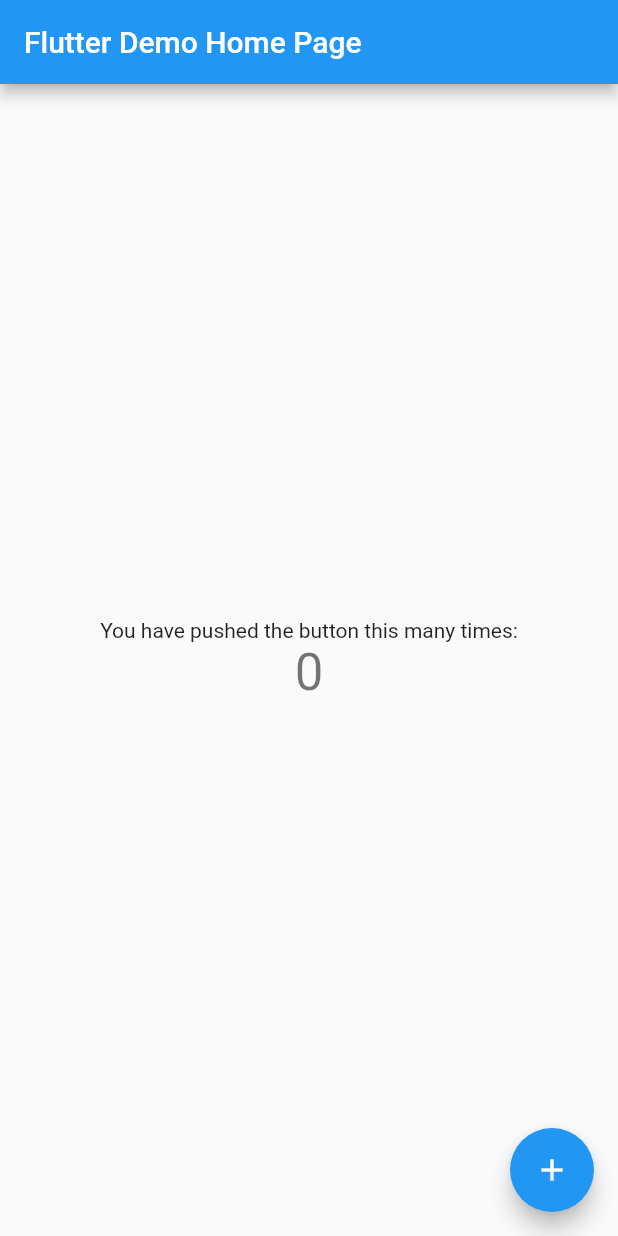
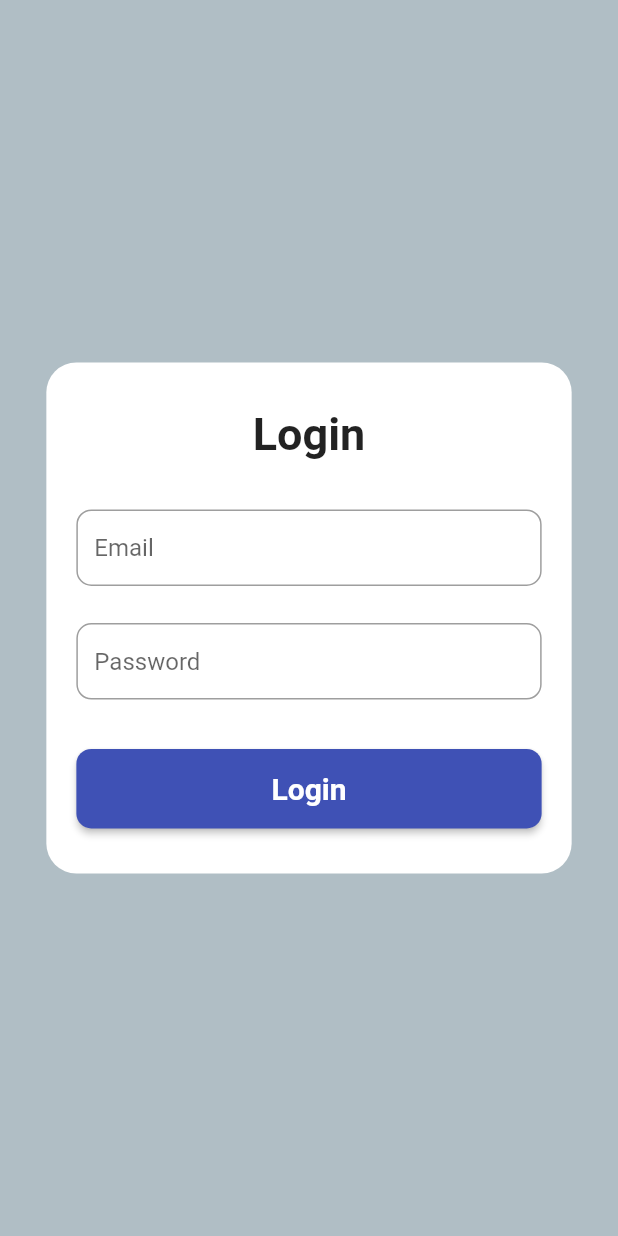
Before and after one commit to jonnychinhtran/BSOC, a Flutter app: the screen it shows after launch, on a phone screen of 412 x 824 dp. Run offline on Flutter 3.47's test engine with Material 2 defaults, Android fonts, the phone set to English and light mode, and no system bars.

Commit message:
add login page UI

```diff
--- a/bsoc_book/lib/main.dart
+++ b/bsoc_book/lib/main.dart
@@ -1,3 +1,6 @@
+import 'package:bsoc_book/view/login_page.dart';
+import 'package:bsoc_book/view/user/home/home_page.dart';
+import 'package:bsoc_book/view/widgets/menu_aside.dart';
 import 'package:flutter/material.dart';
 
 void main() {
@@ -11,105 +14,27 @@
   @override
   Widget build(BuildContext context) {
     return MaterialApp(
-      title: 'Flutter Demo',
+      debugShowCheckedModeBanner: false,
+      title: 'Demo App',
       theme: ThemeData(
-        // This is the theme of your application.
-        //
-        // Try running your application with "flutter run". You'll see the
-        // application has a blue toolbar. Then, without quitting the app, try
-        // changing the primarySwatch below to Colors.green and then invoke
-        // "hot reload" (press "r" in the console where you ran "flutter run",
-        // or simply save your changes to "hot reload" in a Flutter IDE).
-        // Notice that the counter didn't reset back to zero; the application
-        // is not restarted.
         primarySwatch: Colors.blue,
       ),
-      home: const MyHomePage(title: 'Flutter Demo Home Page'),
+      home: const LoginPage(),
     );
   }
 }
 
-class MyHomePage extends StatefulWidget {
-  const MyHomePage({Key? key, required this.title}) : super(key: key);
+// class MyHomePage extends StatelessWidget {
+//   const MyHomePage({Key? key}) : super(key: key);
 
-  // This widget is the home page of your application. It is stateful, meaning
-  // that it has a State object (defined below) that contains fields that affect
-  // how it looks.
-
-  // This class is the configuration for the state. It holds the values (in this
-  // case the title) provided by the parent (in this case the App widget) and
-  // used by the build method of the State. Fields in a Widget subclass are
-  // always marked "final".
-
-  final String title;
-
-  @override
-  State<MyHomePage> createState() => _MyHomePageState();
-}
-
-class _MyHomePageState extends State<MyHomePage> {
-  int _counter = 0;
-
-  void _incrementCounter() {
-    setState(() {
-      // This call to setState tells the Flutter framework that something has
-      // changed in this State, which causes it to rerun the build method below
-      // so that the display can reflect the updated values. If we changed
-      // _counter without calling setState(), then the build method would not be
-      // called again, and so nothing would appear to happen.
-      _counter++;
-    });
-  }
-
-  @override
-  Widget build(BuildContext context) {
-    // This method is rerun every time setState is called, for instance as done
-    // by the _incrementCounter method above.
-    //
-    // The Flutter framework has been optimized to make rerunning build methods
-    // fast, so that you can just rebuild anything that needs updating rather
-    // than having to individually change instances of widgets.
-    return Scaffold(
-      appBar: AppBar(
-        // Here we take the value from the MyHomePage object that was created by
-        // the App.build method, and use it to set our appbar title.
-        title: Text(widget.title),
-      ),
-      body: Center(
-        // Center is a layout widget. It takes a single child and positions it
-        // in the middle of the parent.
-        child: Column(
-          // Column is also a layout widget. It takes a list of children and
-          // arranges them vertically. By default, it sizes itself to fit its
-          // children horizontally, and tries to be as tall as its parent.
-          //
-          // Invoke "debug painting" (press "p" in the console, choose the
-          // "Toggle Debug Paint" action from the Flutter Inspector in Android
-          // Studio, or the "Toggle Debug Paint" command in Visual Studio Code)
-          // to see the wireframe for each widget.
-          //
-          // Column has various properties to control how it sizes itself and
-          // how it positions its children. Here we use mainAxisAlignment to
-          // center the children vertically; the main axis here is the vertical
-          // axis because Columns are vertical (the cross axis would be
-          // horizontal).
-          mainAxisAlignment: MainAxisAlignment.center,
-          children: <Widget>[
-            const Text(
-              'You have pushed the button this many times:',
-            ),
-            Text(
-              '$_counter',
-              style: Theme.of(context).textTheme.headline4,
-            ),
-          ],
-        ),
-      ),
-      floatingActionButton: FloatingActionButton(
-        onPressed: _incrementCounter,
-        tooltip: 'Increment',
-        child: const Icon(Icons.add),
-      ), // This trailing comma makes auto-formatting nicer for build methods.
-    );
-  }
-}
+//   @override
+//   Widget build(BuildContext context) {
+//     return Scaffold(
+//       drawer: const MenuAside(),
+//       appBar: AppBar(
+//         title: const Text('Demo App'),
+//       ),
+//       body: HomePage(),
+//     );
+//   }
+// }
--- /dev/null
+++ b/bsoc_book/lib/view/login_page.dart
@@ -0,0 +1,94 @@
+import 'package:flutter/material.dart';
+
+class LoginPage extends StatefulWidget {
+  const LoginPage({super.key});
+
+  @override
+  State<LoginPage> createState() => _LoginPageState();
+}
+
+class _LoginPageState extends State<LoginPage> {
+  @override
+  Widget build(BuildContext context) {
+    var size = MediaQuery.of(context).size;
+    return Scaffold(
+      backgroundColor: Colors.blueGrey[200],
+      body: Form(
+          child: SizedBox(
+        width: size.width,
+        height: size.height,
+        child: Align(
+          alignment: Alignment.center,
+          child: Container(
+            width: size.width * 0.85,
+            padding: const EdgeInsets.symmetric(horizontal: 20, vertical: 30),
+            decoration: BoxDecoration(
+              color: Colors.white,
+              borderRadius: BorderRadius.circular(20),
+            ),
+            child: SingleChildScrollView(
+              child: Column(
+                crossAxisAlignment: CrossAxisAlignment.start,
+                mainAxisAlignment: MainAxisAlignment.center,
+                children: <Widget>[
+                  const Center(
+                    child: Text(
+                      "Login",
+                      style: TextStyle(
+                        fontSize: 30,
+                        fontWeight: FontWeight.bold,
+                      ),
+                    ),
+                  ),
+                  SizedBox(height: size.height * 0.04),
+                  TextFormField(
+                    decoration: InputDecoration(
+                        hintText: "Email",
+                        isDense: true,
+                        border: OutlineInputBorder(
+                          borderRadius: BorderRadius.circular(10),
+                        )),
+                  ),
+                  SizedBox(height: size.height * 0.03),
+                  TextFormField(
+                    obscureText: true,
+                    decoration: InputDecoration(
+                        hintText: "Password",
+                        isDense: true,
+                        border: OutlineInputBorder(
+                          borderRadius: BorderRadius.circular(10),
+                        )),
+                  ),
+                  SizedBox(height: size.height * 0.04),
+                  Row(
+                    mainAxisAlignment: MainAxisAlignment.center,
+                    children: [
+                      Expanded(
+                        child: ElevatedButton(
+                          onPressed: () {},
+                          style: ElevatedButton.styleFrom(
+                              primary: Colors.indigo,
+                              shape: RoundedRectangleBorder(
+                                  borderRadius: BorderRadius.circular(10)),
+                              padding: const EdgeInsets.symmetric(
+                                  horizontal: 40, vertical: 15)),
+                          child: const Text(
+                            "Login",
+                            style: TextStyle(
+                              fontSize: 20,
+                              fontWeight: FontWeight.bold,
+                            ),
+                          ),
+                        ),
+                      ),
+                    ],
+                  ),
+                ],
+              ),
+            ),
+          ),
+        ),
+      )),
+    );
+  }
+}
--- /dev/null
+++ b/bsoc_book/lib/view/user/home/home_page.dart
@@ -0,0 +1,19 @@
+import 'package:flutter/material.dart';
+
+class HomePage extends StatefulWidget {
+  HomePage({Key? key}) : super(key: key);
+
+  @override
+  State<HomePage> createState() => _HomePageState();
+}
+
+class _HomePageState extends State<HomePage> {
+  @override
+  Widget build(BuildContext context) {
+    return const Scaffold(
+      body: SafeArea(
+        child: Text('Homepage'),
+      ),
+    );
+  }
+}
--- /dev/null
+++ b/bsoc_book/lib/view/widgets/menu_aside.dart
@@ -0,0 +1,29 @@
+import 'package:flutter/material.dart';
+
+class MenuAside extends StatelessWidget {
+  const MenuAside({Key? key}) : super(key: key);
+
+  @override
+  Widget build(BuildContext context) {
+    return Drawer(
+      child: ListView(
+        padding: EdgeInsets.zero,
+        children: const <Widget>[
+          DrawerHeader(child: Text('Login/Signup')),
+          ListTile(
+            leading: Icon(Icons.bookmark_added_outlined),
+            title: Text('Thư viện sách'),
+          ),
+          ListTile(
+            leading: Icon(Icons.assessment_outlined),
+            title: Text('Rao vặt'),
+          ),
+          ListTile(
+            leading: Icon(Icons.contacts_outlined),
+            title: Text('Liên hệ'),
+          ),
+        ],
+      ),
+    );
+  }
+}
--- a/bsoc_book/pubspec.yaml
+++ b/bsoc_book/pubspec.yaml
@@ -34,6 +34,8 @@
   # The following adds the Cupertino Icons font to your application.
   # Use with the CupertinoIcons class for iOS style icons.
   cupertino_icons: ^1.0.2
+  get: ^4.6.5
+  dio: ^4.0.6
 
 dev_dependencies:
   flutter_test:
```
Also changed, not shown: bsoc_book/lib/view/register.dart (added), bsoc_book/lib/view/user/book/book_detail_page.dart (added), bsoc_book/lib/view/user/book/book_page.dart (added).
